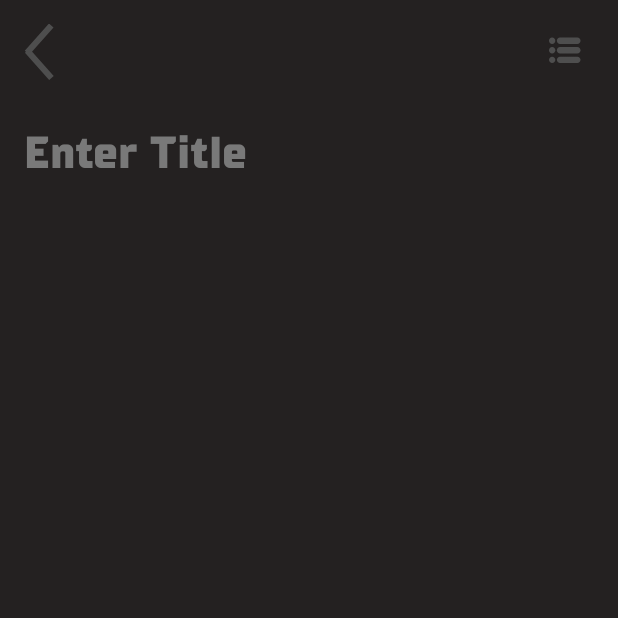
After one commit to codewithdipesh/RetrofitNoteApp, an Android app built with Jetpack Compose: the composable AddEditScreen called with empty values, on a phone screen of 412 x 824 dp, the top half of it. The commit adds this screen. Run offline under Robolectric (Android 15) with nearby library versions, the phone set to English and light mode, and no system bars; our stand-ins replace Dagger/Hilt's generated code.

Commit message:
added addedit screen

```diff
--- a/app/src/main/java/com/example/notesappretrofit/MainActivity.kt
+++ b/app/src/main/java/com/example/notesappretrofit/MainActivity.kt
@@ -18,6 +18,7 @@ import androidx.compose.runtime.setValue
 import androidx.compose.ui.Modifier
 import androidx.compose.ui.tooling.preview.Preview
 import androidx.navigation.compose.rememberNavController
+import com.example.notesappretrofit.presentation.add_edit.viewmodel.AddEditViewModel
 import com.example.notesappretrofit.presentation.home.viewModel.HomeViewModel
 import com.example.notesappretrofit.presentation.navigation.AppNavigation
 import com.example.notesappretrofit.presentation.navigation.AuthViewModel
@@ -36,6 +37,7 @@ class MainActivity : ComponentActivity() {
             val registerLoginViewModel by viewModels<RegisterLoginViewModel>()
             val homeViewModel by viewModels<HomeViewModel>()
             val authViewModel by viewModels<AuthViewModel>()
+            val noteViewModel by viewModels<AddEditViewModel>()
             var isAuthChecked by remember { mutableStateOf(false) }
             var isAuthorized by remember { mutableStateOf(false) }
             NotesAppRetrofitTheme {
@@ -50,7 +52,8 @@ class MainActivity : ComponentActivity() {
                             registerLoginViewModel = registerLoginViewModel,
                             authViewModel = authViewModel,
                             homeViewModel = homeViewModel,
-                            isAuthorized = isAuthorized
+                            isAuthorized = isAuthorized,
+                            noteViewModel = noteViewModel
                         )
                     } else {
                         SplashScreen(
--- a/app/src/main/java/com/example/notesappretrofit/data/remote/note/dto/NoteRequest.kt
+++ b/app/src/main/java/com/example/notesappretrofit/data/remote/note/dto/NoteRequest.kt
@@ -2,5 +2,7 @@ package com.example.notesappretrofit.data.remote.note.dto
 
 data class NoteRequest(
     val description: String,
-    val title: String
+    val title: String,
+    val isFavorite : Boolean,
+    val isLocked : Boolean
 )
--- a/app/src/main/java/com/example/notesappretrofit/domain/repository/NoteRepository.kt
+++ b/app/src/main/java/com/example/notesappretrofit/domain/repository/NoteRepository.kt
@@ -15,4 +15,5 @@ interface NoteRepository {
     suspend fun updateNote(request : NoteRequest,noteId: String,token: String) : Result<Boolean,NoteError>
     suspend fun deleteNote(noteId: String,token: String) : Result<Boolean,NoteError>
     suspend fun getAllNotes(token: String):Result<List<NoteData>,NoteError>
+    suspend fun getNoteById(token: String,id:String):Result<NoteData,NoteError>
 }
--- /dev/null
+++ b/app/src/main/java/com/example/notesappretrofit/presentation/add_edit/AddEditScreen.kt
@@ -0,0 +1,113 @@
+package com.example.notesappretrofit.presentation.add_edit
+import androidx.compose.foundation.Image
+import androidx.compose.foundation.clickable
+import androidx.compose.foundation.layout.Arrangement
+import androidx.compose.foundation.layout.Column
+import androidx.compose.foundation.layout.Row
+import androidx.compose.foundation.layout.fillMaxWidth
+import androidx.compose.foundation.layout.padding
+import androidx.compose.foundation.text.BasicTextField
+import com.example.notesappretrofit.R
+
+import androidx.compose.material3.Scaffold
+import androidx.compose.material3.Text
+import androidx.compose.runtime.Composable
+import androidx.compose.runtime.LaunchedEffect
+import androidx.compose.runtime.collectAsState
+import androidx.compose.runtime.getValue
+import androidx.compose.ui.Alignment
+import androidx.compose.ui.Modifier
+import androidx.compose.ui.platform.LocalContext
+import androidx.compose.ui.res.colorResource
+import androidx.compose.ui.res.painterResource
+import androidx.compose.ui.text.font.FontWeight
+import androidx.compose.ui.unit.dp
+import androidx.compose.ui.unit.sp
+import androidx.navigation.NavController
+import com.example.notesappretrofit.data.remote.note.dto.NoteData
+import com.example.notesappretrofit.presentation.add_edit.elements.CustomTextField
+import com.example.notesappretrofit.presentation.add_edit.viewmodel.AddEditViewModel
+
+@Composable
+fun AddEditScreen(
+    id : Int,
+    viewModel : AddEditViewModel,
+    navController: NavController
+) {
+
+    val state  by viewModel.UiState.collectAsState()
+
+    val context = LocalContext.current
+
+    LaunchedEffect(Unit){
+        if(id != 0){
+            viewModel.fetchNoteDetails(id.toString())
+        }else{
+            viewModel.updateTitle("")
+            viewModel.updateDescription("")
+            viewModel.updateFavorite(false)
+            viewModel.updateLockStatus(false)
+        }
+    }
+
+
+    Scaffold (
+        containerColor = colorResource(id = R.color.background)
+    ){
+        Column(
+            modifier = Modifier.
+            padding(it)
+        ) {
+            Row(
+                modifier = Modifier
+                    .fillMaxWidth()
+                    .padding(horizontal = 16.dp, vertical = 16.dp),
+                horizontalArrangement = Arrangement.SpaceBetween,
+                verticalAlignment = Alignment.CenterVertically
+            ) {
+
+                Image(
+                    painter = painterResource(id = R.drawable.back_navigation) ,
+                    contentDescription = "back navigation",
+                    modifier = Modifier
+                        .clickable {
+                            if(id != 0){
+                                viewModel.updateNoteDetails(id.toString())
+                            }else{
+                                viewModel.createNote()
+                            }
+
+                            navController.navigateUp()
+                        }
+                )
+
+                Image(
+                    painter = painterResource(id = R.drawable.more_option_button),
+                    contentDescription = "more option",
+                    modifier = Modifier
+                        .clickable {
+                            //TODO MORE OPTION
+                        }
+                )
+
+            }
+
+            CustomTextField(
+                label = "Enter Title",
+                value = state.title,
+                onValueChanged ={
+                  viewModel.updateTitle(it)
+                } ,
+                maxline = 3,
+                fontWeight = FontWeight.ExtraBold,
+                fontSize = 30.sp,
+                context = context,
+                modifier = Modifier.padding(16.dp)
+            )
+
+
+
+        }
+    }
+
+}
--- /dev/null
+++ b/app/src/main/java/com/example/notesappretrofit/presentation/add_edit/elements/CustomTextField.kt
@@ -0,0 +1,66 @@
+package com.example.notesappretrofit.presentation.add_edit.elements
+
+import android.content.Context
+import android.widget.Toast
+import androidx.compose.foundation.layout.Box
+import androidx.compose.foundation.layout.fillMaxWidth
+import androidx.compose.foundation.text.BasicTextField
+import androidx.compose.material3.Text
+import androidx.compose.runtime.Composable
+import androidx.compose.ui.Modifier
+import androidx.compose.ui.graphics.Color
+import androidx.compose.ui.res.colorResource
+import androidx.compose.ui.text.TextStyle
+import androidx.compose.ui.text.font.FontWeight
+import androidx.compose.ui.unit.TextUnit
+import com.example.notesappretrofit.R
+import com.example.notesappretrofit.ui.theme.customfont
+
+@Composable
+fun CustomTextField(
+    label:String,
+    value:String,
+    onValueChanged : (String)-> Unit,
+    maxline :Int,
+    fontWeight: FontWeight,
+    fontSize: TextUnit,
+    context: Context,
+    modifier: Modifier = Modifier
+) {
+    val maxwords = 18*maxline
+
+    Box(modifier = Modifier.fillMaxWidth()) {
+        if (value.isEmpty() ) {
+            Text(
+                text = label,
+                style = TextStyle(
+                    fontFamily = customfont,
+                    fontSize = fontSize,
+                    fontWeight = fontWeight,
+                    color = colorResource(id = R.color.search_button_color)
+                ),
+                modifier = modifier.fillMaxWidth()
+            )
+        }
+        BasicTextField(
+            value = value,
+            onValueChange = {//TODO allow users only to write upto 3 maxline
+                if(it.length <= maxwords ){
+                    onValueChanged(it)
+                }else{
+                    Toast.makeText(context,"Length of the title can't be more than ${maxwords}",Toast.LENGTH_SHORT).show()
+                }
+            },
+            modifier = modifier.fillMaxWidth(),
+            maxLines = maxline,
+            textStyle = TextStyle(
+                fontFamily = customfont,
+                fontSize = fontSize,
+                fontWeight = fontWeight,
+                color = Color.White,
+            )
+        )
+    }
+
+
+}
--- /dev/null
+++ b/app/src/main/java/com/example/notesappretrofit/presentation/add_edit/viewmodel/NoteUi.kt
@@ -0,0 +1,8 @@
+package com.example.notesappretrofit.presentation.add_edit.viewmodel
+
+data class NoteUi(
+    var title:String = "",
+    val description:String = "",
+    val isFavorite:Boolean = false,
+    val isLocked:Boolean = false
+)
--- a/app/src/main/java/com/example/notesappretrofit/presentation/navigation/Screen.kt
+++ b/app/src/main/java/com/example/notesappretrofit/presentation/navigation/Screen.kt
@@ -4,5 +4,6 @@ package com.example.notesappretrofit.presentation.navigation
      object Home : Screen("home")
      object Login : Screen("login")
      object Register : Screen("register")
+     object AddorEdit : Screen("add_edit")
 
 }
--- a/app/src/main/java/com/example/notesappretrofit/utils/getDatefromString.kt
+++ b/app/src/main/java/com/example/notesappretrofit/utils/getDatefromString.kt
@@ -21,3 +21,9 @@ fun getDatefromString(dateString: String) : String{
     val outputFormat = SimpleDateFormat("EEE, dd MMM yy", Locale.ENGLISH)
     return outputFormat.format(calendar.time)
 }
+
+
+fun getCurrentDate(): String {
+    val dateFormat = SimpleDateFormat("EEE, dd MMM yy", Locale.getDefault())
+    return dateFormat.format(Date())
+}
--- /dev/null
+++ b/app/src/main/res/drawable/back_navigation.xml
@@ -0,0 +1,15 @@
+<vector xmlns:android="http://schemas.android.com/apk/res/android"
+    android:width="21dp"
+    android:height="37dp"
+    android:viewportWidth="21"
+    android:viewportHeight="37">
+  <group>
+    <clip-path
+        android:pathData="M0,0h21v37h-21z"/>
+    <path
+        android:pathData="M18,1L2,19M2.126,17.668L18.126,35.668"
+        android:strokeWidth="4"
+        android:fillColor="#00000000"
+        android:strokeColor="#4E4E4E"/>
+  </group>
+</vector>
--- /dev/null
+++ b/app/src/main/res/drawable/more_option_button.xml
@@ -0,0 +1,24 @@
+<vector xmlns:android="http://schemas.android.com/apk/res/android"
+    android:width="34dp"
+    android:height="29dp"
+    android:viewportWidth="34"
+    android:viewportHeight="29">
+  <path
+      android:pathData="M8.2,7.125C8.2,8.299 7.26,9.25 6.1,9.25C4.94,9.25 4,8.299 4,7.125C4,5.951 4.94,5 6.1,5C7.26,5 8.2,5.951 8.2,7.125Z"
+      android:fillColor="#4E4E4E"/>
+  <path
+      android:pathData="M8.2,13.5C8.2,14.674 7.26,15.625 6.1,15.625C4.94,15.625 4,14.674 4,13.5C4,12.326 4.94,11.375 6.1,11.375C7.26,11.375 8.2,12.326 8.2,13.5Z"
+      android:fillColor="#4E4E4E"/>
+  <path
+      android:pathData="M8.2,19.875C8.2,21.049 7.26,22 6.1,22C4.94,22 4,21.049 4,19.875C4,18.701 4.94,17.75 6.1,17.75C7.26,17.75 8.2,18.701 8.2,19.875Z"
+      android:fillColor="#4E4E4E"/>
+  <path
+      android:pathData="M9.25,7.125C9.25,5.951 10.19,5 11.35,5H22.9C24.06,5 25,5.951 25,7.125C25,8.299 24.06,9.25 22.9,9.25H11.35C10.19,9.25 9.25,8.299 9.25,7.125Z"
+      android:fillColor="#4E4E4E"/>
+  <path
+      android:pathData="M9.25,13.5C9.25,12.326 10.19,11.375 11.35,11.375H22.9C24.06,11.375 25,12.326 25,13.5C25,14.674 24.06,15.625 22.9,15.625H11.35C10.19,15.625 9.25,14.674 9.25,13.5Z"
+      android:fillColor="#4E4E4E"/>
+  <path
+      android:pathData="M9.25,19.875C9.25,18.701 10.19,17.75 11.35,17.75H22.9C24.06,17.75 25,18.701 25,19.875C25,21.049 24.06,22 22.9,22H11.35C10.19,22 9.25,21.049 9.25,19.875Z"
+      android:fillColor="#4E4E4E"/>
+</vector>
```
Also changed, not shown: app/src/main/java/com/example/notesappretrofit/data/remote/note/NoteApi.kt (+7 -0 lines), app/src/main/java/com/example/notesappretrofit/data/repository/NoteRepositoryImpl.kt (+25 -1 lines), app/src/main/java/com/example/notesappretrofit/presentation/add_edit/viewmodel/AddEditViewModel.kt (added, +145 -0 lines), app/src/main/java/com/example/notesappretrofit/presentation/home/elements/FavoriteNotes.kt (+7 -2 lines), app/src/main/java/com/example/notesappretrofit/presentation/home/elements/HomeView.kt (+13 -7 lines), app/src/main/java/com/example/notesappretrofit/presentation/home/elements/allNotes.kt (+10 -2 lines), app/src/main/java/com/example/notesappretrofit/presentation/navigation/AppNavigation.kt (+22 -1 lines).
